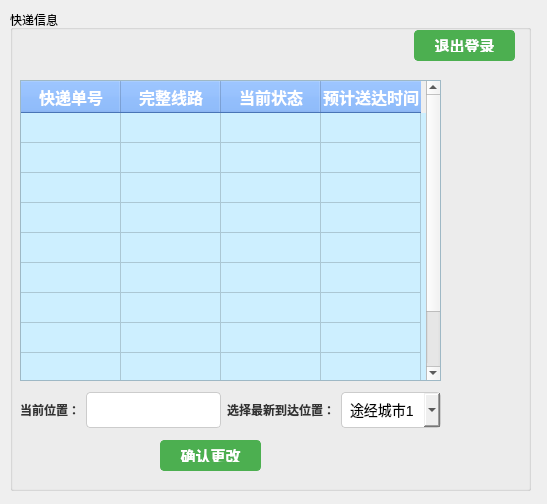
Qt form modules/deliveryman/deliveryman_main.ui (gfzyl/Parcel-System) before a commit.
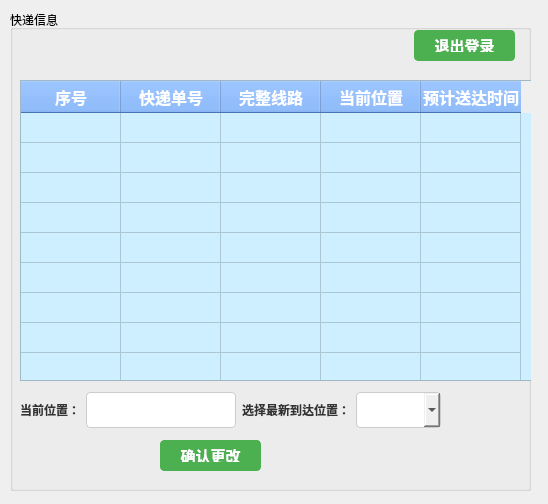
The same form after that commit.

Diff of the .ui file:
```diff
--- a/modules/deliveryman/deliveryman_main.ui
+++ b/modules/deliveryman/deliveryman_main.ui
@@ -6,7 +6,7 @@
    <rect>
     <x>0</x>
     <y>0</y>
-    <width>547</width>
+    <width>548</width>
     <height>504</height>
    </rect>
   </property>
@@ -112,7 +112,7 @@
      <rect>
       <x>10</x>
       <y>70</y>
-      <width>421</width>
+      <width>531</width>
       <height>301</height>
      </rect>
     </property>
@@ -169,6 +169,11 @@
       <string>新建行</string>
      </property>
     </row>
+    <column>
+     <property name="text">
+      <string>序号</string>
+     </property>
+    </column>
     <column>
      <property name="text">
       <string>快递单号</string>
@@ -181,7 +186,7 @@
     </column>
     <column>
      <property name="text">
-      <string>当前状态</string>
+      <string>当前位置</string>
      </property>
     </column>
     <column>
@@ -218,23 +223,7 @@
       </widget>
      </item>
      <item>
-      <widget class="QComboBox" name="comboBox_place">
-       <item>
-        <property name="text">
-         <string>途经城市1</string>
-        </property>
-       </item>
-       <item>
-        <property name="text">
-         <string>途经城市2</string>
-        </property>
-       </item>
-       <item>
-        <property name="text">
-         <string>途经城市3</string>
-        </property>
-       </item>
-      </widget>
+      <widget class="QComboBox" name="comboBox_place"/>
      </item>
     </layout>
    </widget>
```
